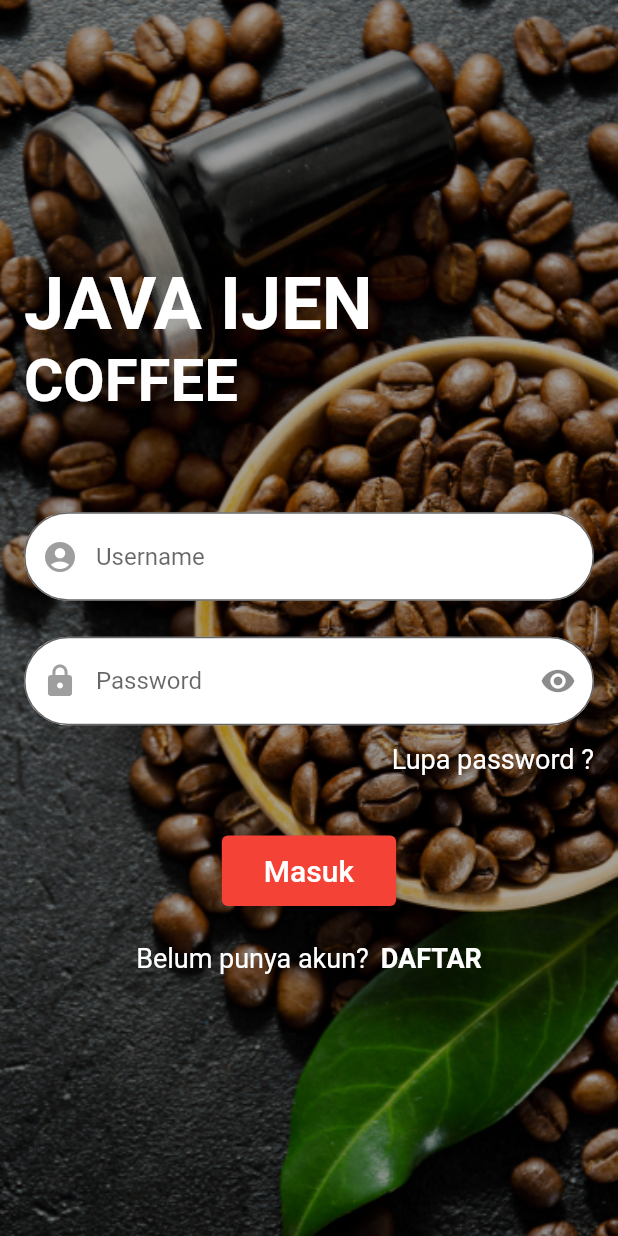
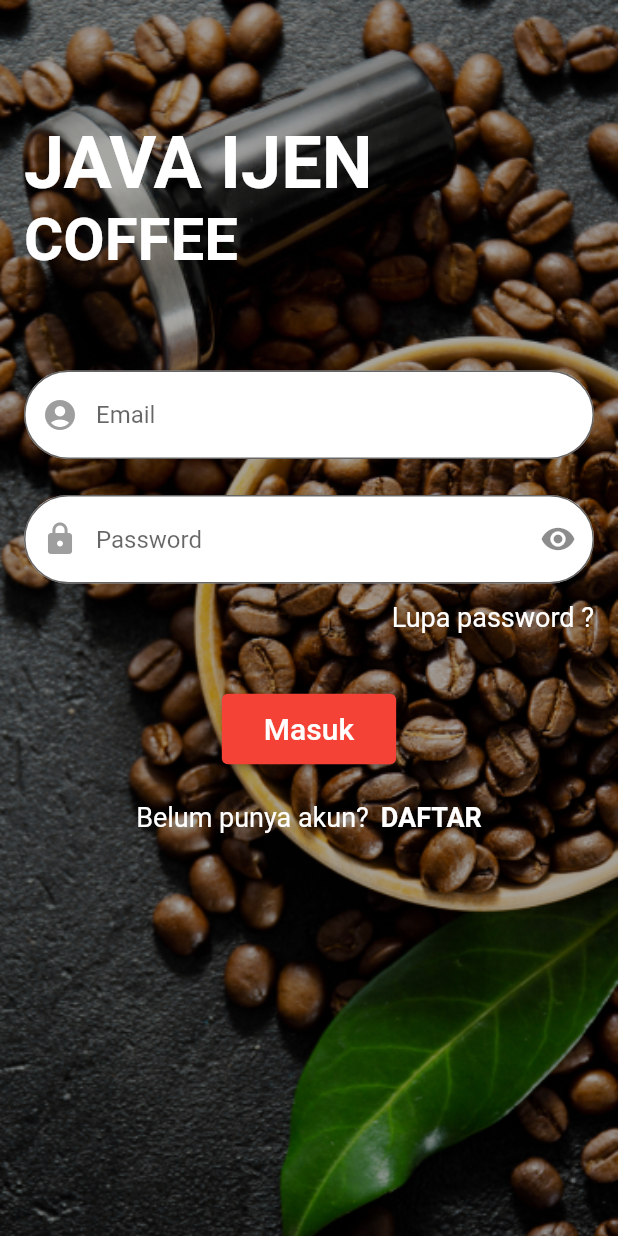
Before and after one commit to ilhmwisnu/java_ijen_mobile, a Flutter app: the LoginScreen screen opened by its route, after a tap on "Masuk", on a phone screen of 412 x 824 dp. Run offline on Flutter 3.47's test engine with Material 2 defaults, Android fonts, the phone set to English and light mode, and no system bars.

Commit message:
add home screen pembeli

```diff
--- a/lib/const.dart
+++ b/lib/const.dart
@@ -1,8 +1,19 @@
 import 'package:flutter/material.dart';
 
-InputDecoration inputStyle = InputDecoration(
+InputDecoration formStyle = InputDecoration(
     prefixIcon: Icon(Icons.account_circle),
     prefixIconColor: Colors.grey,
     fillColor: Colors.white,
     filled: true,
     border: OutlineInputBorder(borderRadius: BorderRadius.circular(9999)));
+
+List<BoxShadow> shadow = [
+  BoxShadow(
+    color: Colors.black.withOpacity(0.3),
+    blurRadius: 20,
+  ),
+];
+
+const double defaultPadding = 16;
+
+Color darkGrey = Color(0xff282C2F);
--- a/lib/screen/login_screen.dart
+++ b/lib/screen/login_screen.dart
@@ -5,6 +5,9 @@ class LoginScreen extends StatelessWidget {
   static const routeName = "/login";
 
   final globalKey = GlobalKey<FormState>();
+
+  TextEditingController emailController = TextEditingController();
+  TextEditingController passwordController = TextEditingController();
 
   LoginScreen({Key? key}) : super(key: key);
 
@@ -18,13 +21,14 @@ class LoginScreen extends StatelessWidget {
               image: DecorationImage(
                   image: AssetImage("assets/auth_bg.png"), fit: BoxFit.cover)),
         ),
-        Padding(
-          padding: EdgeInsets.all(16),
+        SingleChildScrollView(
+          child: Padding(
+            padding: EdgeInsets.all(defaultPadding),
             child: Form(
               child: Column(
-              mainAxisAlignment: MainAxisAlignment.center,
                 crossAxisAlignment: CrossAxisAlignment.start,
                 children: [
+                  SizedBox(height: 64),
                   Text(
                     "JAVA IJEN",
                     style: TextStyle(
@@ -41,10 +45,12 @@ class LoginScreen extends StatelessWidget {
                   ),
                   SizedBox(height: 64),
                   TextFormField(
-                    decoration: inputStyle.copyWith(hintText: "Username")),
+                      controller: emailController,
+                      decoration: formStyle.copyWith(hintText: "Email")),
                   SizedBox(height: 24),
                   TextFormField(
-                    decoration: inputStyle.copyWith(
+                      controller: passwordController,
+                      decoration: formStyle.copyWith(
                           hintText: "Password",
                           suffixIcon: Icon(Icons.remove_red_eye),
                           prefixIcon: Icon(Icons.lock))),
@@ -53,7 +59,9 @@ class LoginScreen extends StatelessWidget {
                     children: [
                       Spacer(),
                       GestureDetector(
-                      onTap: () {},
+                        onTap: () {
+                          print("ini lupa password");
+                        },
                         child: Text(
                           "Lupa password ?",
                           style: TextStyle(color: Colors.white, fontSize: 18),
@@ -68,8 +76,14 @@ class LoginScreen extends StatelessWidget {
                     alignment: Alignment.center,
                     child: ElevatedButton(
                       style: ButtonStyle(
-                        backgroundColor: MaterialStateProperty.all(Colors.red)),
-                    onPressed: () {},
+                          backgroundColor:
+                              MaterialStateProperty.all(Colors.red)),
+                      onPressed: () {
+                        print("ini Masuk");
+                        print(emailController.text +
+                            " and " +
+                            passwordController.text);
+                      },
                       child: Padding(
                         padding: const EdgeInsets.all(12.0),
                         child: Text(
@@ -89,7 +103,9 @@ class LoginScreen extends StatelessWidget {
                       ),
                       SizedBox(width: 8),
                       GestureDetector(
-                      onTap: () {},
+                        onTap: () {
+                          print("ini daftar");
+                        },
                         child: Text(
                           "DAFTAR",
                           style: TextStyle(
@@ -103,6 +119,7 @@ class LoginScreen extends StatelessWidget {
                 ],
               ),
             ),
+          ),
         )
       ],
     ));
```
Also changed, not shown: lib/main.dart (+6 -2 lines), lib/screen/home_screen_pembeli.dart (added, +60 -0 lines). Lines whose indentation alone changed are shown as unchanged.
